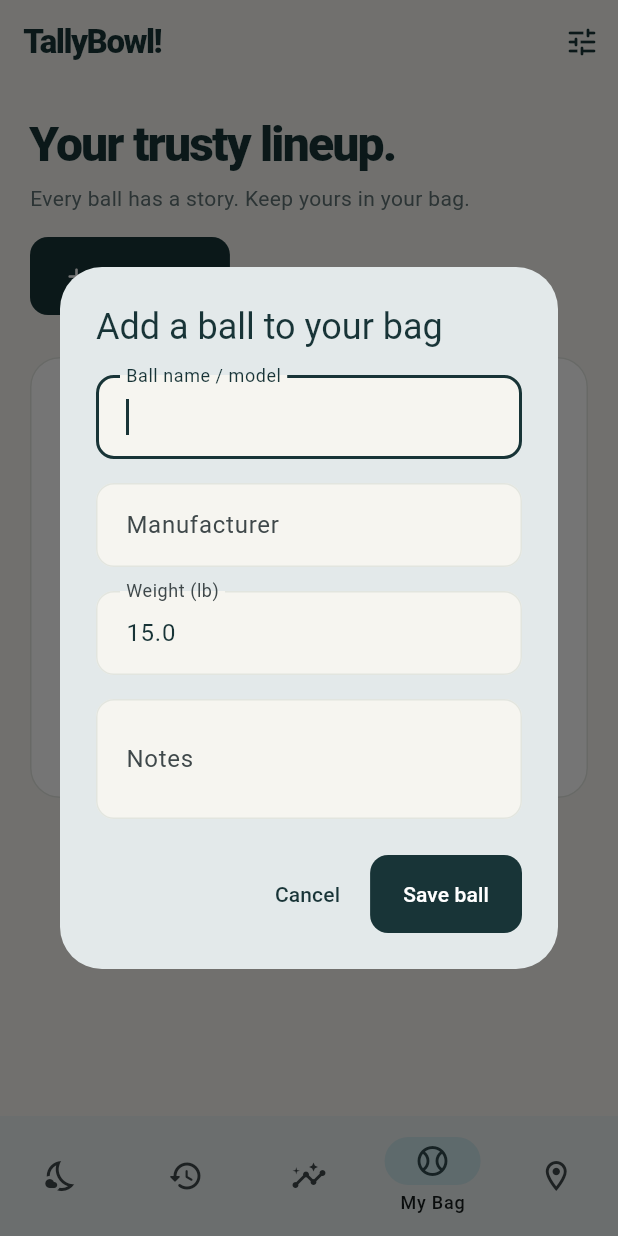
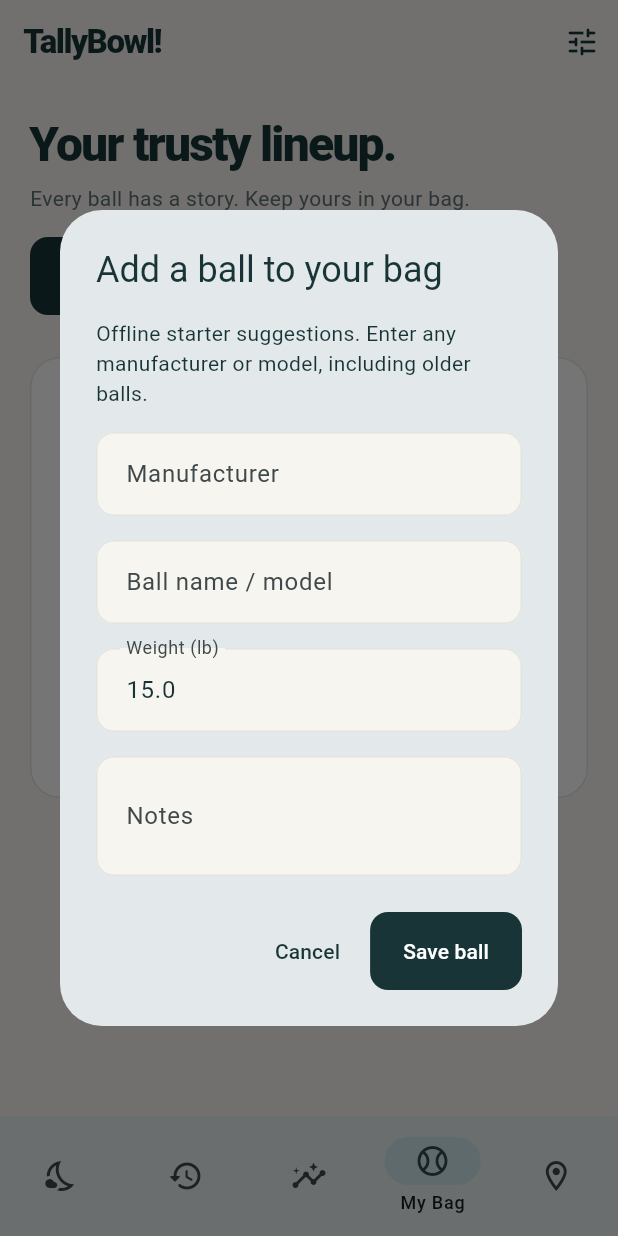
Before and after one commit to steinbring/TallyBowl, a Flutter app: the screen it shows after launch, item 4 of the bottom bar chosen, after a tap on "Add a ball", on a phone screen of 412 x 824 dp. Run offline on Flutter 3.47's test engine with Material 3 defaults, Android fonts, the light colour scheme and no system bars; our stand-ins replace flutter_map, image_picker, latlong2, share_plus, sqflite; missing offline and left inert: file_selector; accounts and stored records are empty.

Commit message:
feat: add offline manufacturer and bowling ball suggestions

```diff
--- /dev/null
+++ b/lib/src/data/ball_catalog.dart
@@ -0,0 +1,85 @@
+import '../domain/models.dart';
+
+class BallModelSuggestion {
+  const BallModelSuggestion(this.brand, this.name);
+  final String brand, name;
+  String get label => '$brand · $name';
+}
+
+/// Small, manually maintained name-only starter list. See DATA_SOURCES.md for
+/// first-party references. No prices, product claims, images or scraped feed.
+abstract final class BallCatalog {
+  static const brands = [
+    '900 Global',
+    'Brunswick',
+    'Columbia 300',
+    'DV8',
+    'Ebonite',
+    'Hammer',
+    'MOTIV',
+    'Radical',
+    'Roto Grip',
+    'Storm',
+    'Track',
+  ];
+  static const starter = [
+    BallModelSuggestion('900 Global', 'Sublime Focus'),
+    BallModelSuggestion('Brunswick', 'Mesmerize'),
+    BallModelSuggestion('Brunswick', 'Rhino'),
+    BallModelSuggestion('DV8', 'Trouble Maker'),
+    BallModelSuggestion('Ebonite', 'Game Breaker 4'),
+    BallModelSuggestion('Hammer', 'Black Widow 2.0 Hybrid'),
+    BallModelSuggestion('Hammer', 'Black Widow 3.0'),
+    BallModelSuggestion('MOTIV', 'Jackal Ghost V2'),
+    BallModelSuggestion('MOTIV', 'Venom Shock'),
+    BallModelSuggestion('Roto Grip', 'Hustle B-R-Y'),
+    BallModelSuggestion('Roto Grip', 'Hustle M-M'),
+    BallModelSuggestion('Roto Grip', 'Hustle RIP'),
+    BallModelSuggestion('Roto Grip', 'Hustle X-RAY'),
+    BallModelSuggestion('Roto Grip', 'Hyperdrive'),
+    BallModelSuggestion('Roto Grip', 'Rockstar'),
+    BallModelSuggestion('Storm', '!Q Tour A.I.'),
+    BallModelSuggestion('Storm', 'Ion Pro'),
+    BallModelSuggestion('Storm', 'Ion Pro Solid'),
+    BallModelSuggestion('Storm', 'Phaze II'),
+    BallModelSuggestion('Storm', 'Tropical Surge Black-Cherry'),
+    BallModelSuggestion('Track', 'Cypher'),
+    BallModelSuggestion('Track', 'Cyborg'),
+  ];
+  static String _key(String value) =>
+      value.toLowerCase().replaceAll(RegExp(r'[^a-z0-9]'), '');
+
+  static List<String> manufacturers(String query, Iterable<BowlingBall> owned) {
+    final values = <String, String>{};
+    for (final name in [...brands, ...owned.map((b) => b.brand)]) {
+      if (name.trim().isNotEmpty) {
+        values.putIfAbsent(_key(name), () => name.trim());
+      }
+    }
+    return values.values.where((v) => _key(v).contains(_key(query))).toList()
+      ..sort((a, b) => a.toLowerCase().compareTo(b.toLowerCase()));
+  }
+
+  static List<BallModelSuggestion> models(
+    String query,
+    String brand,
+    Iterable<BowlingBall> owned,
+  ) {
+    final values = <String, BallModelSuggestion>{};
+    for (final model in [
+      ...owned.map((b) => BallModelSuggestion(b.brand, b.name)),
+      ...starter,
+    ]) {
+      if ((brand.trim().isEmpty || _key(model.brand) == _key(brand)) &&
+          _key(model.name).contains(_key(query))) {
+        values.putIfAbsent(
+          '${_key(model.brand)}/${_key(model.name)}',
+          () => model,
+        );
+      }
+    }
+    final matches = values.values.toList()
+      ..sort((a, b) => a.label.toLowerCase().compareTo(b.label.toLowerCase()));
+    return matches.take(8).toList();
+  }
+}
--- /dev/null
+++ b/lib/src/ui/ball_dialog.dart
@@ -0,0 +1,194 @@
+import 'package:flutter/material.dart';
+
+import '../app_controller.dart';
+import '../data/ball_catalog.dart';
+import '../domain/models.dart';
+import 'catalog_autocomplete.dart';
+
+class BallDialog extends StatefulWidget {
+  const BallDialog({super.key, required this.controller, this.ball});
+  final BowlController controller;
+  final BowlingBall? ball;
+  @override
+  State<BallDialog> createState() => _BallDialogState();
+}
+
+class _BallDialogState extends State<BallDialog> {
+  final _form = GlobalKey<FormState>();
+  final _brandFocus = FocusNode(), _nameFocus = FocusNode();
+  late final TextEditingController _brand, _name, _weight, _notes;
+  late final String _id;
+  bool _retired = false, _saving = false;
+  String? _error;
+  @override
+  void initState() {
+    super.initState();
+    final ball = widget.ball;
+    _id = ball?.id ?? widget.controller.newId();
+    _brand = TextEditingController(text: ball?.brand);
+    _name = TextEditingController(text: ball?.name);
+    _weight = TextEditingController(text: (ball?.weight ?? 15).toString());
+    _notes = TextEditingController(text: ball?.notes);
+    _retired = ball?.retired ?? false;
+  }
+
+  @override
+  void dispose() {
+    for (final field in [_brand, _name, _weight, _notes]) {
+      field.dispose();
+    }
+    _brandFocus.dispose();
+    _nameFocus.dispose();
+    super.dispose();
+  }
+
+  Future<void> _save() async {
+    if (_saving || !_form.currentState!.validate()) return;
+    setState(() {
+      _saving = true;
+      _error = null;
+    });
+    try {
+      await widget.controller.saveBall(
+        BowlingBall(
+          id: _id,
+          name: _name.text.trim(),
+          brand: _brand.text.trim(),
+          weight: double.parse(_weight.text),
+          notes: _notes.text.trim(),
+          retired: _retired,
+        ),
+      );
+      if (mounted) {
+        setState(() => _saving = false);
+        Navigator.pop(context);
+      }
+    } catch (_) {
+      if (mounted) {
+        setState(() {
+          _saving = false;
+          _error = 'Could not save this ball. Your entries are still here; please try again.';
+        });
+      }
+    }
+  }
+
+  @override
+  Widget build(BuildContext context) => PopScope(
+    canPop: !_saving,
+    child: AlertDialog(
+      title: Text(
+        widget.ball == null ? 'Add a ball to your bag' : 'Edit your ball',
+      ),
+      content: SizedBox(
+        width: 460,
+        child: Form(
+          key: _form,
+          child: SingleChildScrollView(
+            child: Column(
+              mainAxisSize: MainAxisSize.min,
+              crossAxisAlignment: CrossAxisAlignment.start,
+              children: [
+                const Text(
+                  'Offline starter suggestions. Enter any manufacturer or model, including older balls.',
+                ),
+                const SizedBox(height: 16),
+                CatalogAutocomplete<String>(
+                  controller: _brand,
+                  focusNode: _brandFocus,
+                  label: 'Manufacturer',
+                  enabled: !_saving,
+                  options: (q) => BallCatalog.manufacturers(
+                    q,
+                    widget.controller.data.balls,
+                  ),
+                  display: (v) => v,
+                  onSelected: (_) => _nameFocus.requestFocus(),
+                ),
+                const SizedBox(height: 16),
+                CatalogAutocomplete<BallModelSuggestion>(
+                  controller: _name,
+                  focusNode: _nameFocus,
+                  label: 'Ball name / model',
+                  required: true,
+                  enabled: !_saving,
+                  options: (q) => BallCatalog.models(
+                    q,
+                    _brand.text,
+                    widget.controller.data.balls,
+                  ),
+                  display: (v) => v.name,
+                  optionLabel: (v) => v.label,
+                  onSelected: (v) => setState(() {
+                    _brand.text = v.brand;
+                    _name.text = v.name;
+                  }),
+                ),
+                const SizedBox(height: 16),
+                TextFormField(
+                  controller: _weight,
+                  enabled: !_saving,
+                  keyboardType: const TextInputType.numberWithOptions(
+                    decimal: true,
+                  ),
+                  decoration: const InputDecoration(labelText: 'Weight (lb)'),
+                  validator: (v) {
+                    final weight = double.tryParse(v ?? '');
+                    return weight == null ||
+                            !weight.isFinite ||
+                            weight <= 0 ||
+                            weight > 16
+                        ? 'Use a weight greater than 0 and up to 16 lb.'
+                        : null;
+                  },
+                ),
+                const SizedBox(height: 16),
+                TextField(
+                  controller: _notes,
+                  enabled: !_saving,
+                  maxLines: 2,
+                  decoration: const InputDecoration(
+                    labelText: 'Notes',
+                    hintText: 'Coverstock, surface, favorite conditions…',
+                  ),
+                ),
+                if (widget.ball != null)
+                  SwitchListTile(
+                    contentPadding: EdgeInsets.zero,
+                    title: const Text('Retired'),
+                    subtitle: const Text(
+                      'Keep its history, hide from new games.',
+                    ),
+                    value: _retired,
+                    onChanged: _saving
+                        ? null
+                        : (v) => setState(() => _retired = v),
+                  ),
+                if (_error != null)
+                  Padding(
+                    padding: const EdgeInsets.only(top: 16),
+                    child: Text(
+                      _error!,
+                      style: TextStyle(
+                        color: Theme.of(context).colorScheme.error,
+                      ),
+                    ),
+                  ),
+              ],
+            ),
+          ),
+        ),
+      ),
+      actions: [
+        TextButton(
+          onPressed: _saving ? null : () => Navigator.pop(context),
+          child: const Text('Cancel'),
+        ),
+        FilledButton(
+          onPressed: _saving ? null : _save,
+          child: Text(_saving ? 'Saving…' : 'Save ball'),
+        ),
+      ],
+    ),
+  );
+}
--- a/lib/src/ui/dialogs.dart
+++ b/lib/src/ui/dialogs.dart
@@ -4,6 +4,7 @@
 import '../domain/models.dart';
 import 'common.dart';
 import 'alley_dialog.dart';
+import 'ball_dialog.dart';
 
 Future<void> editProfile(
   BuildContext context,
@@ -83,113 +84,11 @@
   BuildContext context,
   BowlController controller, [
   BowlingBall? ball,
-]) async {
-  final name = TextEditingController(text: ball?.name);
-  final brand = TextEditingController(text: ball?.brand);
-  final weight = TextEditingController(text: (ball?.weight ?? 15).toString());
-  final notes = TextEditingController(text: ball?.notes);
-  var retired = ball?.retired ?? false;
-  final key = GlobalKey<FormState>();
-  final result = await showDialog<BowlingBall>(
-    context: context,
-    builder: (c) => StatefulBuilder(
-      builder: (c, setState) => AlertDialog(
-        title: Text(ball == null ? 'Add a ball to your bag' : 'Edit your ball'),
-        content: SizedBox(
-          width: 460,
-          child: Form(
-            key: key,
-            child: SingleChildScrollView(
-              child: Column(
-                mainAxisSize: MainAxisSize.min,
-                children: [
-                  TextFormField(
-                    controller: name,
-                    autofocus: true,
-                    decoration: const InputDecoration(
-                      labelText: 'Ball name / model',
-                    ),
-                    validator: requiredText,
-                  ),
-                  const SizedBox(height: 16),
-                  TextField(
-                    controller: brand,
-                    decoration: const InputDecoration(
-                      labelText: 'Manufacturer',
-                    ),
-                  ),
-                  const SizedBox(height: 16),
-                  TextFormField(
-                    controller: weight,
-                    keyboardType: const TextInputType.numberWithOptions(
-                      decimal: true,
-                    ),
-                    decoration: const InputDecoration(labelText: 'Weight (lb)'),
-                    validator: (v) {
-                      final n = double.tryParse(v ?? '');
-                      return n == null || !n.isFinite || n <= 0 || n > 16
-                          ? 'Use a weight greater than 0 and up to 16 lb.'
-                          : null;
-                    },
-                  ),
-                  const SizedBox(height: 16),
-                  TextField(
-                    controller: notes,
-                    maxLines: 2,
-                    decoration: const InputDecoration(
-                      labelText: 'Notes',
-                      hintText: 'Coverstock, surface, favorite conditions…',
-                    ),
-                  ),
-                  if (ball != null)
-                    SwitchListTile(
-                      contentPadding: EdgeInsets.zero,
-                      title: const Text('Retired'),
-                      subtitle: const Text(
-                        'Keep its history, hide from new games.',
-                      ),
-                      value: retired,
-                      onChanged: (v) => setState(() => retired = v),
-                    ),
-                ],
-              ),
-            ),
-          ),
-        ),
-        actions: [
-          TextButton(
-            onPressed: () => Navigator.pop(c),
-            child: const Text('Cancel'),
-          ),
-          FilledButton(
-            onPressed: () {
-              if (key.currentState!.validate()) {
-                Navigator.pop(
-                  c,
-                  BowlingBall(
-                    id: ball?.id ?? controller.newId(),
-                    name: name.text.trim(),
-                    brand: brand.text.trim(),
-                    weight: double.parse(weight.text),
-                    notes: notes.text.trim(),
-                    retired: retired,
-                  ),
-                );
-              }
-            },
-            child: const Text('Save ball'),
-          ),
-        ],
-      ),
-    ),
-  );
-  if (result != null && context.mounted) {
-    await safely(context, () => controller.saveBall(result));
-  }
-  for (final c in [name, brand, weight, notes]) {
-    c.dispose();
-  }
-}
+]) => showDialog<void>(
+  context: context,
+  barrierDismissible: false,
+  builder: (_) => BallDialog(controller: controller, ball: ball),
+);
 
 String? requiredText(String? value) =>
     value == null || value.trim().isEmpty ? 'This field is required.' : null;
```
Also changed, not shown: lib/src/ui/catalog_autocomplete.dart (added, +85 -0 lines), 2 other files.
